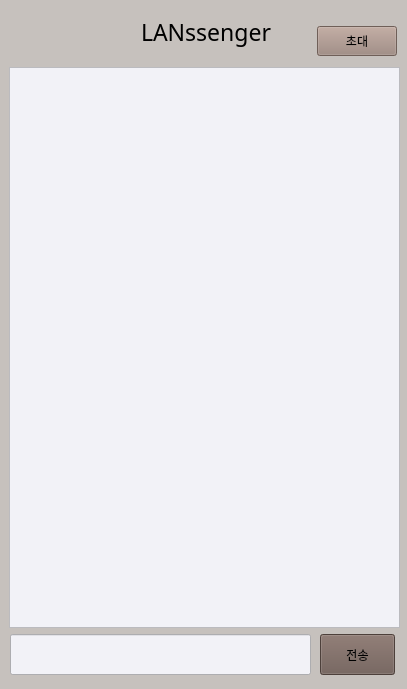
This is src/client/gui/groupchatwindow.ui in TaehyunJeon0203/lanssenger as Qt 5 draws it before an edit. The edited form follows.
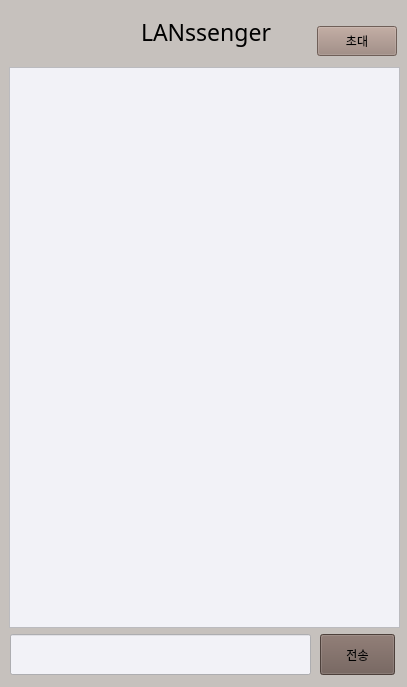
This is the edited form.

Commit message: Design: 전체 크기 조절

```diff
--- a/src/client/gui/groupchatwindow.ui
+++ b/src/client/gui/groupchatwindow.ui
@@ -7,7 +7,7 @@
     <x>0</x>
     <y>0</y>
     <width>407</width>
-    <height>689</height>
+    <height>687</height>
    </rect>
   </property>
   <property name="windowTitle">
```
The commit also changes 1 other file.
